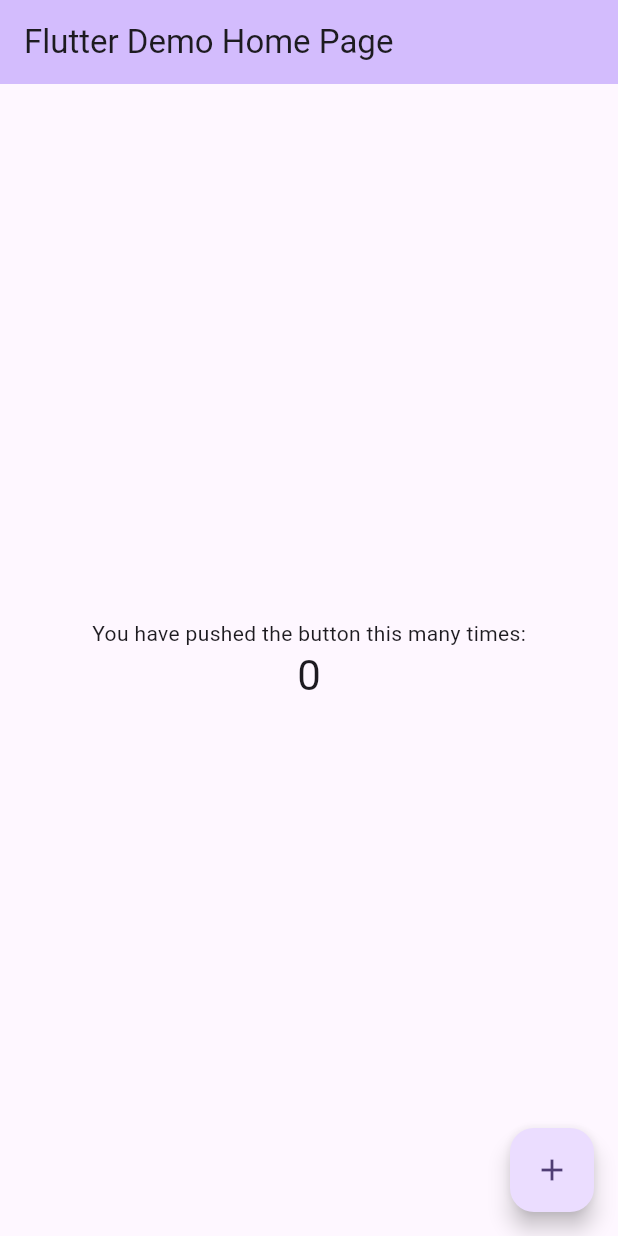
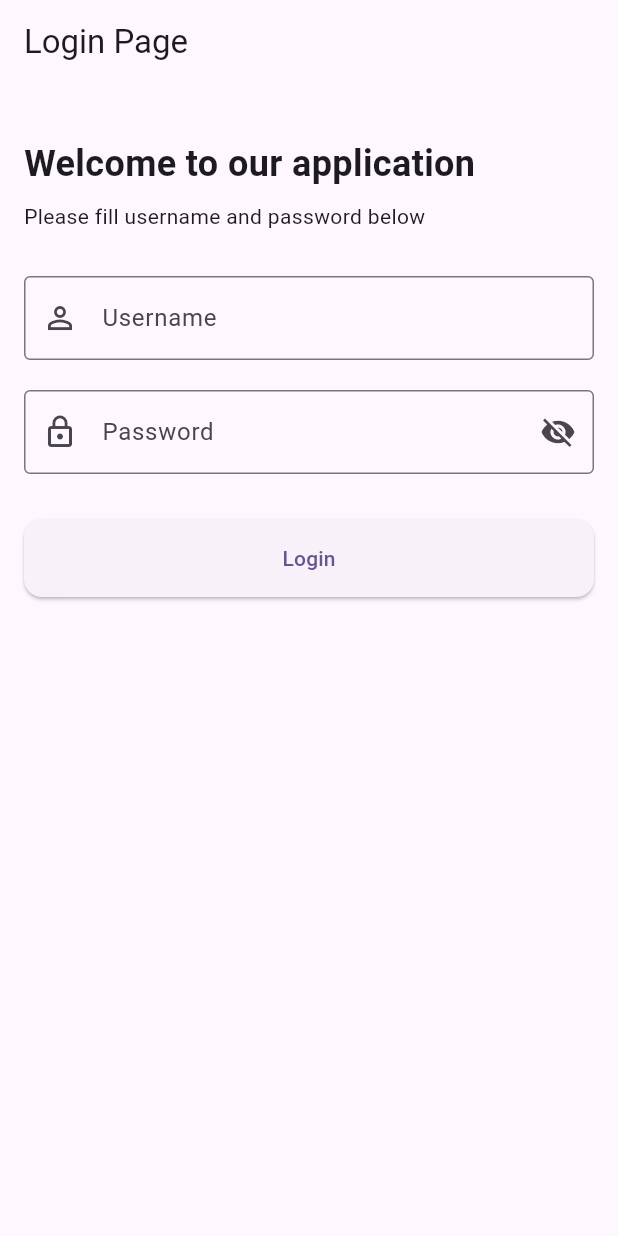
Before and after one commit to fahmilavender/ulangan_flutter, a Flutter app: the screen it shows after launch, on a phone screen of 412 x 824 dp. Run offline on Flutter 3.47's test engine with Material 3 defaults, Android fonts, the phone set to English and light mode, and no system bars; our stand-ins replace get.

Commit message:
add login page and auth controller

```diff
--- /dev/null
+++ b/lib/bindings/auth_binding.dart
@@ -0,0 +1,9 @@
+import 'package:get/get.dart';
+import 'package:ulangan_flutter/controllers/auth_controllers.dart';
+
+class AuthBinding extends Bindings {
+  @override
+  void dependencies() {
+    Get.put(AuthController());
+  }
+}
--- /dev/null
+++ b/lib/controllers/auth_controllers.dart
@@ -0,0 +1,50 @@
+import 'package:flutter/material.dart';
+import 'package:get/get.dart';
+
+class AuthController extends GetxController {
+  // TextEditingController untuk username & password
+  final usernameController = TextEditingController();
+  final passwordController = TextEditingController();
+
+  // Reactive state
+  var isLoading = false.obs;
+  var isPasswordHidden = true.obs;
+
+  // Toggle visibility password
+  void togglePasswordVisibility() {
+    isPasswordHidden.toggle();
+  }
+
+  // Login logic
+  Future<bool> login() async {
+    final username = usernameController.text.trim();
+    final password = passwordController.text.trim();
+
+    if (username.isEmpty || password.isEmpty) {
+      Get.snackbar('Error', 'Username dan password tidak boleh kosong.');
+      return false;
+    }
+
+    try {
+      isLoading.value = true;
+      await Future.delayed(const Duration(seconds: 2)); // Simulasi API
+
+      if (username == 'admin' && password == 'admin123') {
+        Get.snackbar('Sukses', 'Login berhasil!');
+        return true;
+      } else {
+        Get.snackbar('Login Gagal', 'Username atau Password Salah');
+        return false;
+      }
+    } finally {
+      isLoading.value = false;
+    }
+  }
+
+  @override
+  void onClose() {
+    usernameController.dispose();
+    passwordController.dispose();
+    super.onClose();
+  }
+}
--- a/lib/main.dart
+++ b/lib/main.dart
@@ -1,4 +1,8 @@
 import 'package:flutter/material.dart';
+import 'package:get/get.dart';
+import 'package:ulangan_flutter/bindings/auth_binding.dart';
+import 'package:ulangan_flutter/routes/pages.dart';
+import 'package:ulangan_flutter/routes/routes.dart';
 
 void main() {
   runApp(const MyApp());
@@ -7,116 +11,16 @@ void main() {
 class MyApp extends StatelessWidget {
   const MyApp({super.key});
 
-  // This widget is the root of your application.
   @override
   Widget build(BuildContext context) {
-    return MaterialApp(
+    return GetMaterialApp(
       title: 'Flutter Demo',
+      initialBinding: AuthBinding(),
       theme: ThemeData(
-        // This is the theme of your application.
-        //
-        // TRY THIS: Try running your application with "flutter run". You'll see
-        // the application has a purple toolbar. Then, without quitting the app,
-        // try changing the seedColor in the colorScheme below to Colors.green
-        // and then invoke "hot reload" (save your changes or press the "hot
-        // reload" button in a Flutter-supported IDE, or press "r" if you used
-        // the command line to start the app).
-        //
-        // Notice that the counter didn't reset back to zero; the application
-        // state is not lost during the reload. To reset the state, use hot
-        // restart instead.
-        //
-        // This works for code too, not just values: Most code changes can be
-        // tested with just a hot reload.
         colorScheme: ColorScheme.fromSeed(seedColor: Colors.deepPurple),
       ),
-      home: const MyHomePage(title: 'Flutter Demo Home Page'),
+      initialRoute: AppRoutes.loginPage,
+      getPages: AppPages.pages,
     );
   }
 }
-
-class MyHomePage extends StatefulWidget {
-  const MyHomePage({super.key, required this.title});
-
-  // This widget is the home page of your application. It is stateful, meaning
-  // that it has a State object (defined below) that contains fields that affect
-  // how it looks.
-
-  // This class is the configuration for the state. It holds the values (in this
-  // case the title) provided by the parent (in this case the App widget) and
-  // used by the build method of the State. Fields in a Widget subclass are
-  // always marked "final".
-
-  final String title;
-
-  @override
-  State<MyHomePage> createState() => _MyHomePageState();
-}
-
-class _MyHomePageState extends State<MyHomePage> {
-  int _counter = 0;
-
-  void _incrementCounter() {
-    setState(() {
-      // This call to setState tells the Flutter framework that something has
-      // changed in this State, which causes it to rerun the build method below
-      // so that the display can reflect the updated values. If we changed
-      // _counter without calling setState(), then the build method would not be
-      // called again, and so nothing would appear to happen.
-      _counter++;
-    });
-  }
-
-  @override
-  Widget build(BuildContext context) {
-    // This method is rerun every time setState is called, for instance as done
-    // by the _incrementCounter method above.
-    //
-    // The Flutter framework has been optimized to make rerunning build methods
-    // fast, so that you can just rebuild anything that needs updating rather
-    // than having to individually change instances of widgets.
-    return Scaffold(
-      appBar: AppBar(
-        // TRY THIS: Try changing the color here to a specific color (to
-        // Colors.amber, perhaps?) and trigger a hot reload to see the AppBar
-        // change color while the other colors stay the same.
-        backgroundColor: Theme.of(context).colorScheme.inversePrimary,
-        // Here we take the value from the MyHomePage object that was created by
-        // the App.build method, and use it to set our appbar title.
-        title: Text(widget.title),
-      ),
-      body: Center(
-        // Center is a layout widget. It takes a single child and positions it
-        // in the middle of the parent.
-        child: Column(
-          // Column is also a layout widget. It takes a list of children and
-          // arranges them vertically. By default, it sizes itself to fit its
-          // children horizontally, and tries to be as tall as its parent.
-          //
-          // Column has various properties to control how it sizes itself and
-          // how it positions its children. Here we use mainAxisAlignment to
-          // center the children vertically; the main axis here is the vertical
-          // axis because Columns are vertical (the cross axis would be
-          // horizontal).
-          //
-          // TRY THIS: Invoke "debug painting" (choose the "Toggle Debug Paint"
-          // action in the IDE, or press "p" in the console), to see the
-          // wireframe for each widget.
-          mainAxisAlignment: MainAxisAlignment.center,
-          children: <Widget>[
-            const Text('You have pushed the button this many times:'),
-            Text(
-              '$_counter',
-              style: Theme.of(context).textTheme.headlineMedium,
-            ),
-          ],
-        ),
-      ),
-      floatingActionButton: FloatingActionButton(
-        onPressed: _incrementCounter,
-        tooltip: 'Increment',
-        child: const Icon(Icons.add),
-      ), // This trailing comma makes auto-formatting nicer for build methods.
-    );
-  }
-}
--- /dev/null
+++ b/lib/pages/login_page.dart
@@ -0,0 +1,94 @@
+import 'package:flutter/material.dart';
+import 'package:get/get.dart';
+import 'package:ulangan_flutter/controllers/auth_controllers.dart';
+
+class LoginPage extends StatefulWidget {
+  const LoginPage({super.key});
+
+  @override
+  State<LoginPage> createState() => _LoginPageState();
+}
+
+class _LoginPageState extends State<LoginPage> {
+  final AuthController authController = Get.put(AuthController());
+
+  @override
+  Widget build(BuildContext context) {
+    return Scaffold(
+      appBar: AppBar(title: const Text("Login Page")),
+      body: Padding(
+        padding: const EdgeInsets.all(16.0),
+        child: Column(
+          crossAxisAlignment: CrossAxisAlignment.start,
+          children: [
+            const SizedBox(height: 20),
+            const Text(
+              "Welcome to our application",
+              style: TextStyle(fontSize: 24, fontWeight: FontWeight.bold),
+            ),
+            const SizedBox(height: 8),
+            const Text("Please fill username and password below"),
+            const SizedBox(height: 30),
+
+            // Username
+            TextField(
+              controller: authController.usernameController,
+              decoration: const InputDecoration(
+                labelText: "Username",
+                border: OutlineInputBorder(),
+                prefixIcon: Icon(Icons.person_outline),
+              ),
+            ),
+            const SizedBox(height: 20),
+
+            // Password
+            Obx(() => TextField(
+                  controller: authController.passwordController,
+                  obscureText: authController.isPasswordHidden.value,
+                  decoration: InputDecoration(
+                    labelText: "Password",
+                    border: const OutlineInputBorder(),
+                    prefixIcon: const Icon(Icons.lock_outline),
+                    suffixIcon: IconButton(
+                      icon: Icon(authController.isPasswordHidden.value
+                          ? Icons.visibility_off
+                          : Icons.visibility),
+                      onPressed: authController.togglePasswordVisibility,
+                    ),
+                  ),
+                )),
+            const SizedBox(height: 30),
+
+            // Login Button
+            Obx(() => SizedBox(
+                  width: double.infinity,
+                  child: ElevatedButton(
+                    onPressed: authController.isLoading.value
+                        ? null
+                        : () async {
+                            await authController.login();
+                          },
+                    style: ElevatedButton.styleFrom(
+                      padding: const EdgeInsets.symmetric(vertical: 16),
+                      shape: RoundedRectangleBorder(
+                        borderRadius: BorderRadius.circular(12),
+                      ),
+                    ),
+                    child: authController.isLoading.value
+                        ? const SizedBox(
+                            width: 20,
+                            height: 20,
+                            child: CircularProgressIndicator(
+                              color: Colors.white,
+                              strokeWidth: 3,
+                            ),
+                          )
+                        : const Text("Login"),
+                  ),
+                )),
+          ],
+        ),
+      ),
+    );
+  }
+}
--- /dev/null
+++ b/lib/routes/pages.dart
@@ -0,0 +1,12 @@
+import 'package:get/get_navigation/src/routes/get_route.dart';
+import 'package:ulangan_flutter/pages/login_page.dart';
+import 'package:ulangan_flutter/routes/routes.dart';
+
+class AppPages {
+    static final pages = [
+      GetPage(
+      name: AppRoutes.loginPage,
+      page: () => LoginPage(),
+    ),
+    ];
+}
--- /dev/null
+++ b/lib/routes/routes.dart
@@ -0,0 +1,3 @@
+class AppRoutes {
+  static const String loginPage = "/loginPage";
+}
```
